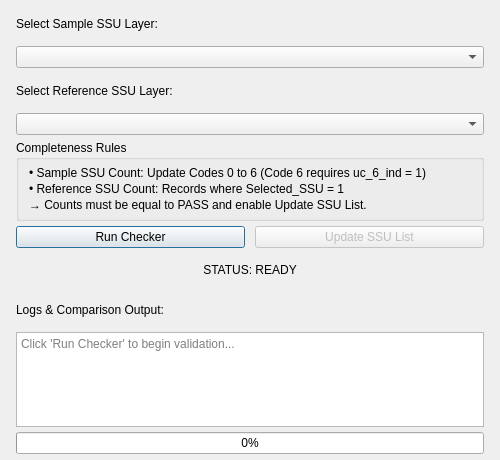
The window that completeness_checker_dialog.ui (Syano18/GeoFASU_Mod) describes before a commit, drawn with Qt 5.
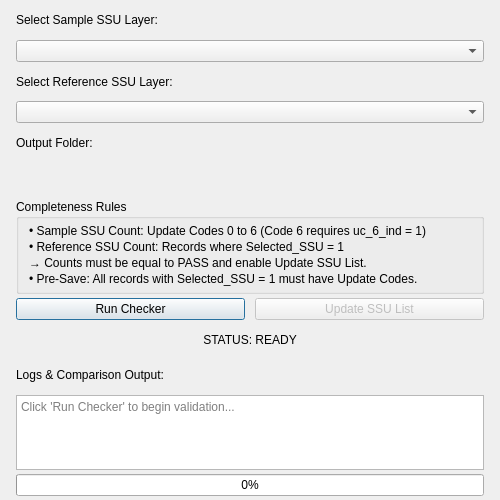
The same window after the commit. Custom widgets are drawn as their Qt base class.

Diff of the .ui file:
```diff
--- a/completeness_checker_dialog.ui
+++ b/completeness_checker_dialog.ui
@@ -7,7 +7,7 @@
     <x>0</x>
     <y>0</y>
     <width>500</width>
-    <height>460</height>
+    <height>500</height>
    </rect>
   </property>
   <property name="minimumSize">
@@ -21,19 +21,19 @@
   </property>
   <layout class="QVBoxLayout" name="mainLayout">
    <property name="spacing">
-    <number>5</number>
+    <number>4</number>
    </property>
    <property name="leftMargin">
     <number>16</number>
    </property>
    <property name="topMargin">
-    <number>6</number>
+    <number>4</number>
    </property>
    <property name="rightMargin">
     <number>16</number>
    </property>
    <property name="bottomMargin">
-    <number>6</number>
+    <number>4</number>
    </property>
    <item>
     <widget class="QLabel" name="label_sample">
@@ -55,6 +55,20 @@
    <item>
     <widget class="QComboBox" name="comboxRef"/>
    </item>
+   <item>
+    <widget class="QLabel" name="label_out">
+     <property name="text">
+      <string>Output Folder:</string>
+     </property>
+    </widget>
+   </item>
+   <item>
+    <widget class="QgsFileWidget" name="outputDirWidget">
+     <property name="storageMode">
+      <enum>QgsFileWidget::GetDirectory</enum>
+     </property>
+    </widget>
+   </item>
    <item>
     <widget class="QGroupBox" name="rulesGroupBox">
      <property name="title">
@@ -68,13 +82,13 @@
        <number>10</number>
       </property>
       <property name="topMargin">
-       <number>6</number>
+       <number>5</number>
       </property>
       <property name="rightMargin">
        <number>10</number>
       </property>
       <property name="bottomMargin">
-       <number>6</number>
+       <number>5</number>
       </property>
       <item>
        <widget class="QLabel" name="rule1">
@@ -97,6 +111,13 @@
         </property>
        </widget>
       </item>
+      <item>
+       <widget class="QLabel" name="rule4">
+        <property name="text">
+         <string>• Pre-Save: All records with Selected_SSU = 1 must have Update Codes.</string>
+        </property>
+       </widget>
+      </item>
      </layout>
     </widget>
    </item>
@@ -152,7 +173,7 @@
      <property name="maximumSize">
       <size>
        <width>16777215</width>
-       <height>95</height>
+       <height>75</height>
       </size>
      </property>
      <property name="readOnly">
@@ -172,6 +193,13 @@
    </item>
   </layout>
  </widget>
+ <customwidgets>
+  <customwidget>
+   <class>QgsFileWidget</class>
+   <extends>QWidget</extends>
+   <header>qgsfilewidget.h</header>
+  </customwidget>
+ </customwidgets>
  <resources/>
  <connections/>
 </ui>
```
